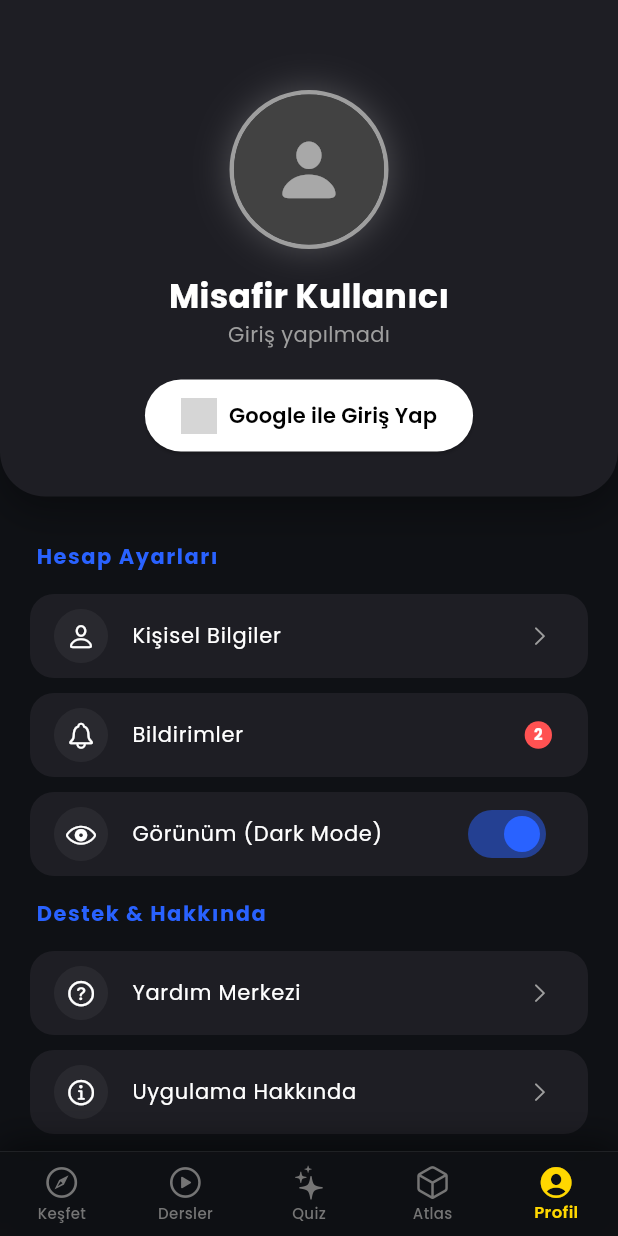
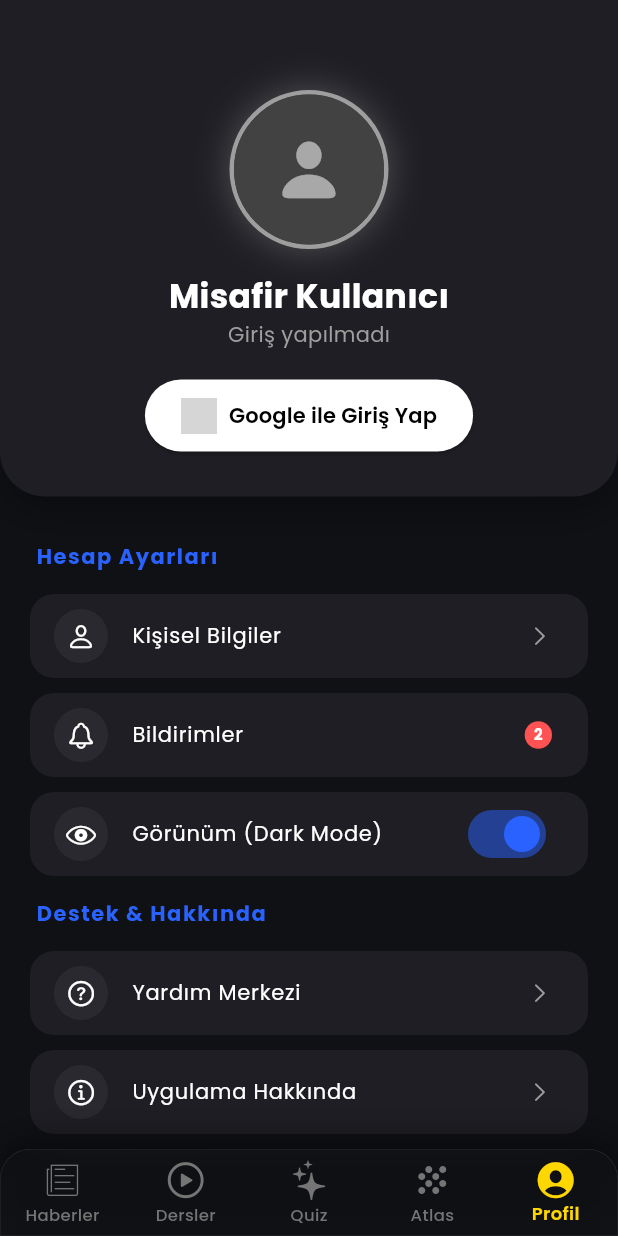
Before and after one commit to barisakar24/synapse-backend, a Flutter app: the LayoutScaffold screen opened directly, item 5 of the bottom bar chosen, on a phone screen of 412 x 824 dp. Run offline on Flutter 3.47's test engine with Material 3 defaults, Android fonts, the light colour scheme and no system bars; our stand-ins replace google_fonts, shared_preferences, video_player; missing offline and left inert: dart:js, model_viewer_plus; accounts and stored records are empty; network calls fail; grey boxes are pictures that could not be loaded.

```diff
--- a/lib/layout_scaffold.dart
+++ b/lib/layout_scaffold.dart
@@ -34,7 +34,8 @@ class _LayoutScaffoldState extends State<LayoutScaffold> {
       bottomNavigationBar: Container(
         decoration: BoxDecoration(
           color: const Color(0xFF0F1115).withOpacity(0.85), // Yarı saydam koyu zemin
-          border: const Border(top: BorderSide(color: Colors.white10, width: 0.5)),
+          borderRadius: const BorderRadius.vertical(top: Radius.circular(20)), // Yuvarlatılmış köşeler
+          border: Border.all(color: Colors.white.withOpacity(0.1), width: 0.5), // İnce çerçeve
           boxShadow: [
             BoxShadow(
               color: Colors.black.withOpacity(0.5),
@@ -44,28 +45,30 @@ class _LayoutScaffoldState extends State<LayoutScaffold> {
           ],
         ),
         child: ClipRRect(
+          borderRadius: const BorderRadius.vertical(top: Radius.circular(20)),
           child: BackdropFilter(
-            filter: ImageFilter.blur(sigmaX: 10, sigmaY: 10), // Buzlu cam efekti
+            filter: ImageFilter.blur(sigmaX: 15, sigmaY: 15), // Daha güçlü blur
             child: BottomNavigationBar(
               currentIndex: _currentIndex,
               onTap: (index) => setState(() => _currentIndex = index),
               type: BottomNavigationBarType.fixed,
               backgroundColor: Colors.transparent, // Container rengini kullanması için
               elevation: 0,
+              iconSize: 28, // İkonları biraz büyüttük
               selectedItemColor: const Color(0xFFFFD700), // Seçili ikon Altın Sarısı (Gold)
               unselectedItemColor: Colors.grey.shade600,
               showUnselectedLabels: true,
-              selectedLabelStyle: GoogleFonts.poppins(fontSize: 11, fontWeight: FontWeight.w600),
-              unselectedLabelStyle: GoogleFonts.poppins(fontSize: 10, fontWeight: FontWeight.w500),
+              selectedLabelStyle: GoogleFonts.poppins(fontSize: 12, fontWeight: FontWeight.w600),
+              unselectedLabelStyle: GoogleFonts.poppins(fontSize: 11, fontWeight: FontWeight.w500),
               items: const [
                 BottomNavigationBarItem(
-                    icon: Icon(CupertinoIcons.compass), activeIcon: Icon(CupertinoIcons.compass_fill), label: 'Keşfet'),
+                    icon: Icon(CupertinoIcons.news), activeIcon: Icon(CupertinoIcons.news_solid), label: 'Haberler'),
                 BottomNavigationBarItem(
                     icon: Icon(CupertinoIcons.play_circle), activeIcon: Icon(CupertinoIcons.play_circle_fill), label: 'Dersler'),
                 BottomNavigationBarItem(
                     icon: Icon(CupertinoIcons.sparkles), activeIcon: Icon(CupertinoIcons.sparkles), label: 'Quiz'),
                 BottomNavigationBarItem(
-                    icon: Icon(CupertinoIcons.cube), activeIcon: Icon(CupertinoIcons.cube_fill), label: 'Atlas'),
+                    icon: Icon(Icons.grain), activeIcon: Icon(Icons.grain), label: 'Atlas'),
                 BottomNavigationBarItem(
                     icon: Icon(CupertinoIcons.person_crop_circle),
                     activeIcon: Icon(CupertinoIcons.person_crop_circle_fill),
```
Also changed, not shown: 1 other file.
